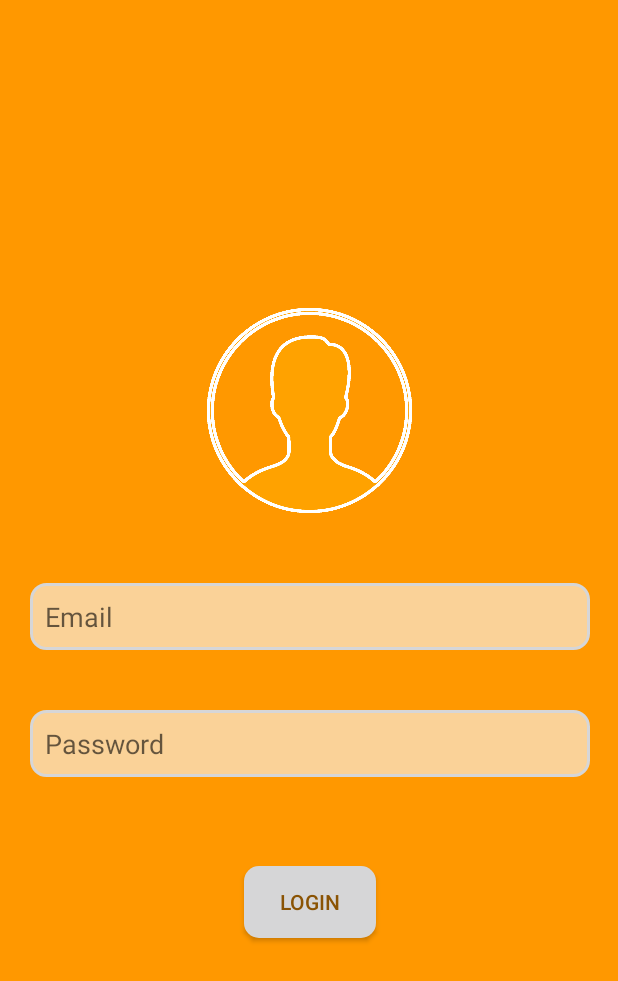
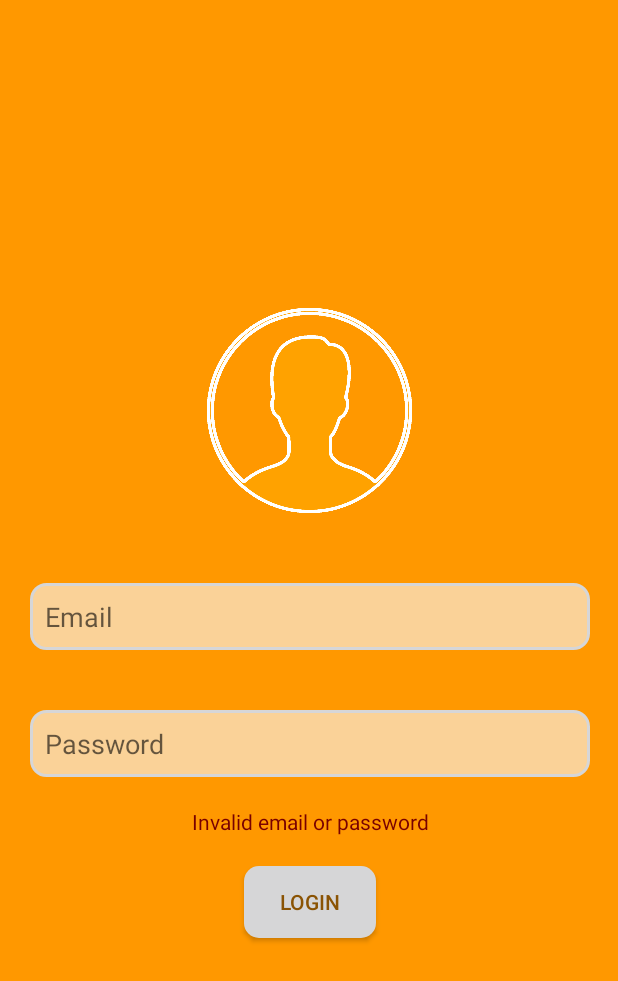
Before and after one commit to Imane-ux/Food-App, an Android app: the fragment LoginFragment placed in its activity, after a tap on "LOGIN", on a phone screen of 412 x 824 dp. Shown: the top 981 px of the screen. Run offline under Robolectric (Android 15) with nearby library versions, the phone set to English and light mode, and no system bars; our stand-ins replace Firebase (no records; nobody signed in at launch, a user with empty details on screens opened directly); Roboto replaces fonts that are not available here.

Commit message:
Update LoginFragment.java

```diff
--- a/app/src/main/java/com/example/mealyapp/LoginFragment.java
+++ b/app/src/main/java/com/example/mealyapp/LoginFragment.java
@@ -48,7 +48,7 @@ public class LoginFragment extends Fragment {
                        fragmentTransaction.replace(R.id.fragmentContainer, new WelcomePageFragment()).commit();
                    }
                    else {*/
-                       loginUser(emailInput.getText().toString(), passwordInput.getText().toString());
+                       loginUser(emailInput.getText().toString(), passwordInput.getText().toString(), view);
                    //}
                }
                catch (Exception e){
@@ -65,7 +65,7 @@ public class LoginFragment extends Fragment {
 
     }
 
-    private void loginUser(String txt1, String txt2) {
+    private void loginUser(String txt1, String txt2, View view) {
         mAuth.signInWithEmailAndPassword(txt1,txt2).addOnCompleteListener(new OnCompleteListener<AuthResult>() {
             @Override
             public void onComplete(@NonNull Task<AuthResult> task) {
@@ -78,7 +78,8 @@ public class LoginFragment extends Fragment {
 
 
                 }else {
-                    Toast.makeText(getActivity(), "Login unsuccessful", Toast.LENGTH_SHORT).show();
+                    TextView invalidText = (TextView) view.findViewById(R.id.invalid_text);
+                    invalidText.setVisibility(View.VISIBLE);
                 }
             }
         });
```
